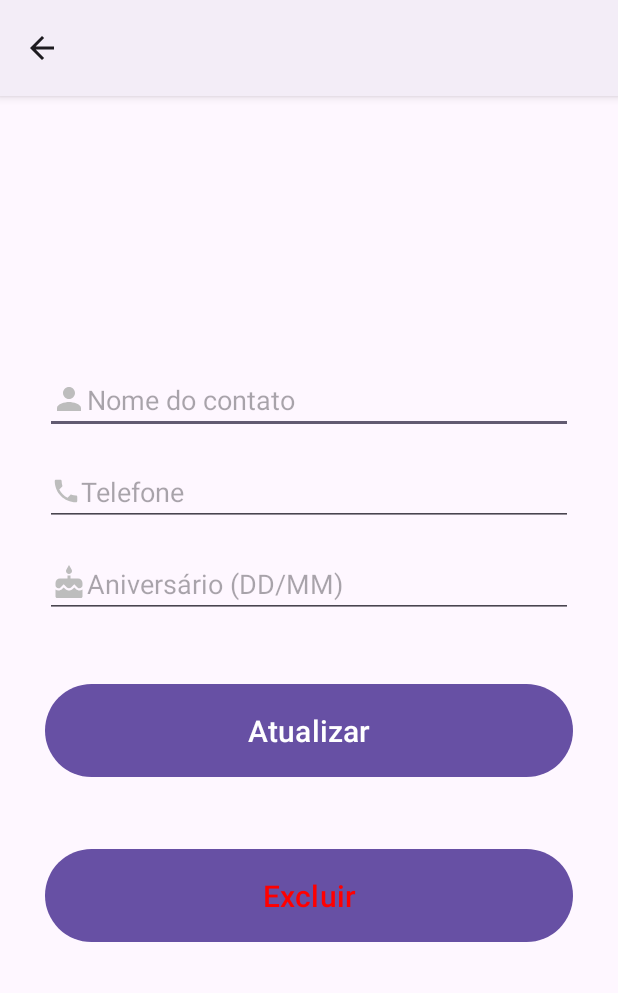
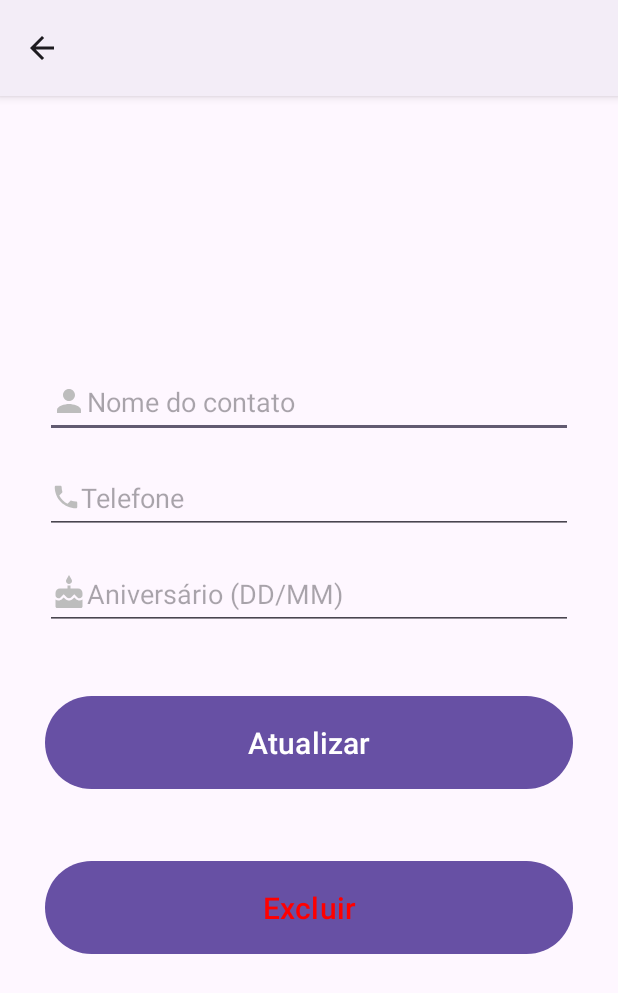
Before and after one commit to marxelo/contacts-pdm, an Android app: the UpdateActivity screen opened directly, with no data from a screen before it, on a phone screen of 412 x 824 dp. Shown: the top 993 px of the screen. Run offline under Robolectric (Android 15) with nearby library versions, the phone set to English and light mode, and no system bars.

Commit message:
add show contact activity

```diff
--- a/app/src/main/AndroidManifest.xml
+++ b/app/src/main/AndroidManifest.xml
@@ -12,6 +12,10 @@
         android:supportsRtl="true"
         android:theme="@style/Theme.Contatos"
         tools:targetApi="31">
+        <activity
+            android:name=".ShowActivity"
+            android:parentActivityName=".MainActivity"
+            android:exported="false" />
         <activity
             android:name=".UpdateActivity"
             android:parentActivityName=".MainActivity"
--- a/app/src/main/java/com/marcelo/contatos/UpdateActivity.java
+++ b/app/src/main/java/com/marcelo/contatos/UpdateActivity.java
@@ -4,11 +4,7 @@ import androidx.appcompat.app.ActionBar;
 import androidx.appcompat.app.AlertDialog;
 import androidx.appcompat.app.AppCompatActivity;
 
-import android.content.DialogInterface;
-import android.database.SQLException;
 import android.os.Bundle;
-import android.util.Log;
-import android.view.View;
 import android.widget.Button;
 import android.widget.EditText;
 import android.widget.Toast;
@@ -28,9 +24,9 @@ public class UpdateActivity extends AppCompatActivity {
         super.onCreate(savedInstanceState);
         setContentView(R.layout.activity_update);
 
-        name_input = findViewById(R.id.name_input2);
-        phone_input = findViewById(R.id.phone_input2);
-        birthday_input = findViewById(R.id.birthday_input2);
+        name_input = findViewById(R.id.input_name);
+        phone_input = findViewById(R.id.input_phone);
+        birthday_input = findViewById(R.id.input_birthday);
         update_button = findViewById(R.id.update_button);
         delete_button = findViewById(R.id.delete_button);
 
--- a/app/src/main/res/layout/activity_update.xml
+++ b/app/src/main/res/layout/activity_update.xml
@@ -8,13 +8,14 @@
     android:padding="30dp">
 
     <EditText
-        android:id="@+id/name_input2"
+        android:id="@+id/input_name"
         android:layout_width="match_parent"
         android:layout_height="wrap_content"
         android:layout_marginTop="150dp"
         android:autofillHints="name"
         android:ems="10"
         android:hint="@string/contact_name"
+        android:minHeight="48dp"
         android:inputType="textPersonName"
         android:drawableStart="@drawable/ic_person"
         app:layout_constraintEnd_toEndOf="parent"
@@ -22,7 +23,7 @@
         app:layout_constraintTop_toTopOf="parent" />
 
     <EditText
-        android:id="@+id/phone_input2"
+        android:id="@+id/input_phone"
         android:layout_width="match_parent"
         android:layout_height="wrap_content"
         android:layout_marginTop="16dp"
@@ -30,13 +31,14 @@
         android:ems="10"
         android:inputType="phone"
         android:hint="@string/phone_number"
+        android:minHeight="48dp"
         android:drawableStart="@drawable/ic_phone"
         app:layout_constraintEnd_toEndOf="parent"
         app:layout_constraintStart_toStartOf="parent"
-        app:layout_constraintTop_toBottomOf="@+id/name_input2" />
+        app:layout_constraintTop_toBottomOf="@+id/input_name" />
 
     <EditText
-        android:id="@+id/birthday_input2"
+        android:id="@+id/input_birthday"
         android:layout_width="match_parent"
         android:layout_height="wrap_content"
         android:layout_marginTop="16dp"
@@ -45,9 +47,10 @@
         android:inputType="date"
         android:hint="@string/birthday_input_label"
         android:drawableStart="@drawable/ic_cake"
+        android:minHeight="48dp"
         app:layout_constraintEnd_toEndOf="parent"
         app:layout_constraintStart_toStartOf="parent"
-        app:layout_constraintTop_toBottomOf="@+id/phone_input2" />
+        app:layout_constraintTop_toBottomOf="@+id/input_phone" />
 
     <Button
         android:id="@+id/update_button"
@@ -59,7 +62,7 @@
         android:textAllCaps="false"
         app:layout_constraintEnd_toEndOf="parent"
         app:layout_constraintStart_toStartOf="parent"
-        app:layout_constraintTop_toBottomOf="@+id/birthday_input2" />
+        app:layout_constraintTop_toBottomOf="@+id/input_birthday" />
     <Button
         android:id="@+id/delete_button"
         android:layout_width="match_parent"
--- a/app/src/main/res/layout/my_row.xml
+++ b/app/src/main/res/layout/my_row.xml
@@ -73,6 +73,7 @@
                 android:id="@+id/ic_phone"
                 android:layout_width="wrap_content"
                 android:layout_height="wrap_content"
+                android:contentDescription="@string/alt_phone"
                 app:srcCompat="@drawable/ic_phone"
                 tools:layout_editor_absoluteX="6dp"
                 app:layout_constraintStart_toStartOf="@+id/contact_name_txt"
@@ -84,6 +85,7 @@
                 android:layout_height="wrap_content"
                 android:layout_marginTop="26dp"
                 android:layout_marginEnd="4dp"
+                android:contentDescription="@string/alt_cake"
                 app:layout_constraintEnd_toStartOf="@+id/contact_birthday_txt"
                 app:layout_constraintTop_toTopOf="parent"
                 app:srcCompat="@drawable/ic_cake" />
--- a/app/src/main/res/values/strings.xml
+++ b/app/src/main/res/values/strings.xml
@@ -14,4 +14,6 @@
     <string name="confirm_delete_message">"Tem certeza que deseja excluir "</string>
     <string name="no_contact2">Nenhum contato cadastrado.</string>
     <string name="save">Salvar</string>
+    <string name="alt_cake">Icone bolo de aniversário</string>
+    <string name="alt_phone">Icone telefone</string>
 </resources>
```
Also changed, not shown: app/src/main/java/com/marcelo/contatos/CustomAdapter.java (+10 -2 lines), app/src/main/java/com/marcelo/contatos/ShowActivity.java (added, +57 -0 lines), app/src/main/res/layout/activity_show.xml (added, +79 -0 lines).
